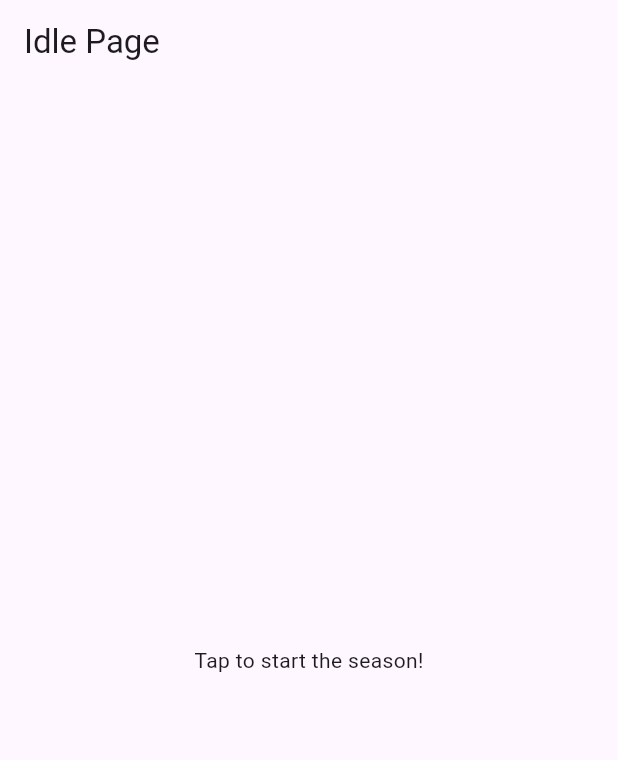
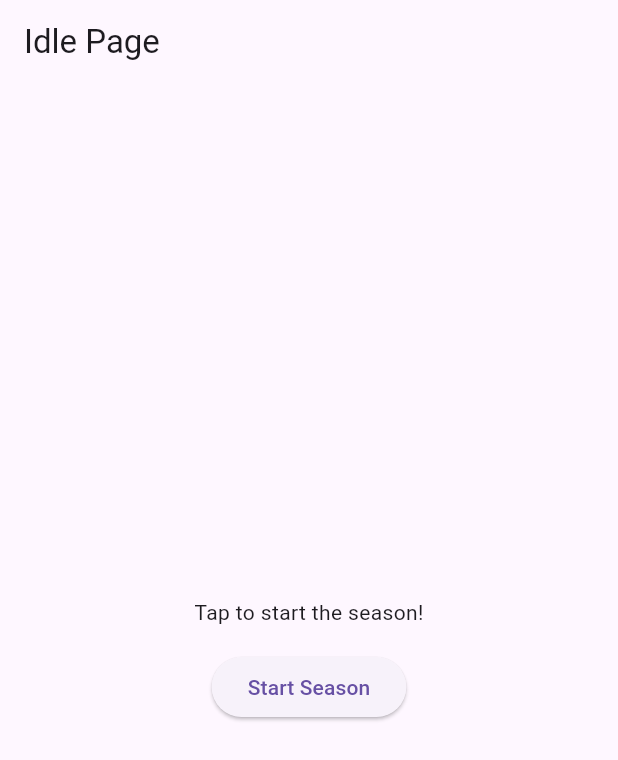
Before and after one commit to Snapp-X/m_and_m, a Flutter app: the screen it shows after launch, on a phone screen of 412 x 824 dp. Shown: the top 760 px of the screen. Run offline on Flutter 3.47's test engine with Material 3 defaults, Android fonts, the phone set to English and light mode, and no system bars; our stand-ins replace flutter_riverpod, go_router; missing offline and left inert: dbus.

Commit message:
fix the season control issue

```diff
--- a/lib/src/core/presentation/routing/router.dart
+++ b/lib/src/core/presentation/routing/router.dart
@@ -25,7 +25,7 @@ final routerProvider = Provider<GoRouter>((ref) {
           state.uri.path != const IdlePageRoute().location) {
         return const IdlePageRoute().location;
       }
-      if (seasonState.isInteracting &&
+      if (seasonState.isStarted &&
           state.uri.path == const IdlePageRoute().location) {
         return const MakePageRoute().location;
       }
--- a/lib/src/features/idle/presentation/page/idle_page.dart
+++ b/lib/src/features/idle/presentation/page/idle_page.dart
@@ -1,5 +1,6 @@
 import 'package:flutter/material.dart';
 import 'package:flutter_riverpod/flutter_riverpod.dart';
+import 'package:m_and_m/src/core/presentation/provider/season_control_provider.dart';
 
 class IdlePage extends ConsumerWidget {
   const IdlePage({super.key});
@@ -10,8 +11,19 @@ class IdlePage extends ConsumerWidget {
       appBar: AppBar(
         title: const Text('Idle Page'),
       ),
-      body: const Center(
-        child: Text('Tap to start the season!'),
+      body: Center(
+        child: Column(
+          mainAxisSize: MainAxisSize.min,
+          children: [
+            const Text('Tap to start the season!'),
+            const SizedBox(height: 16),
+            ElevatedButton(
+                onPressed: () {
+                  ref.read(seasonControlProvider.notifier).startSeason();
+                },
+                child: const Text('Start Season')),
+          ],
+        ),
       ),
     );
   }
```
Also changed, not shown: lib/src/core/presentation/provider/season_control_provider.dart (+8 -0 lines), lib/src/core/presentation/provider/idle_provider.dart (deleted).
